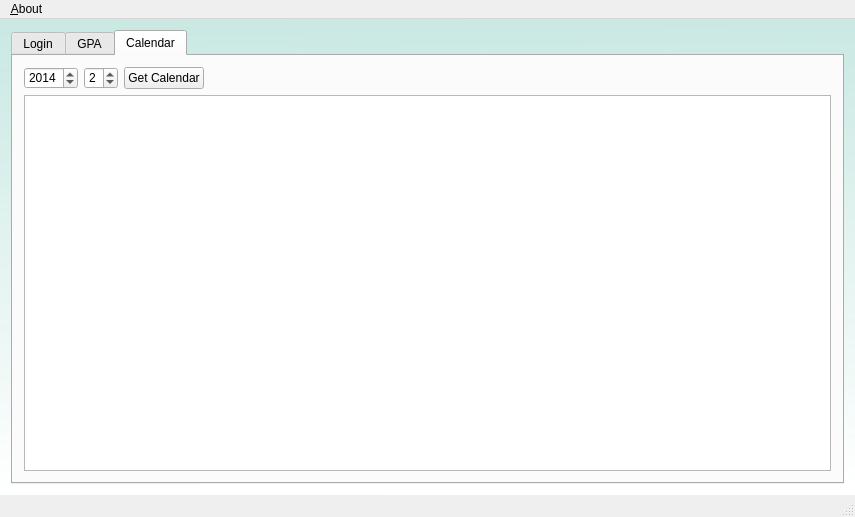
Qt form main/mainscreen.ui (liranbg/JCEaverageCalculator) before a commit.
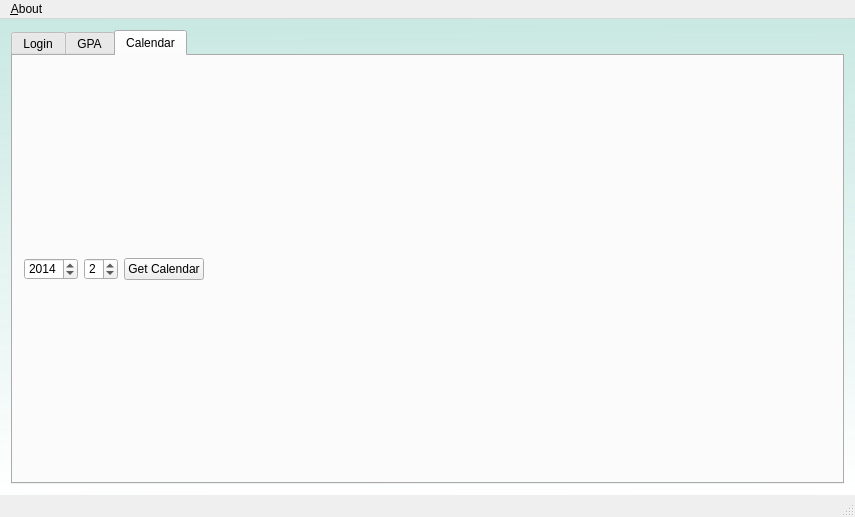
The same form after that commit. The open tabs and pages were chosen to show the change. Icons and pictures are not drawn.

Diff of the .ui file:
```diff
--- a/main/mainscreen.ui
+++ b/main/mainscreen.ui
@@ -603,13 +603,6 @@
               </item>
              </layout>
             </item>
-            <item>
-             <widget class="QPlainTextEdit" name="calendartext">
-              <property name="layoutDirection">
-               <enum>Qt::RightToLeft</enum>
-              </property>
-             </widget>
-            </item>
            </layout>
           </item>
          </layout>
```
Left out of the diff: 4 changed lines with no effect on the pictures.
